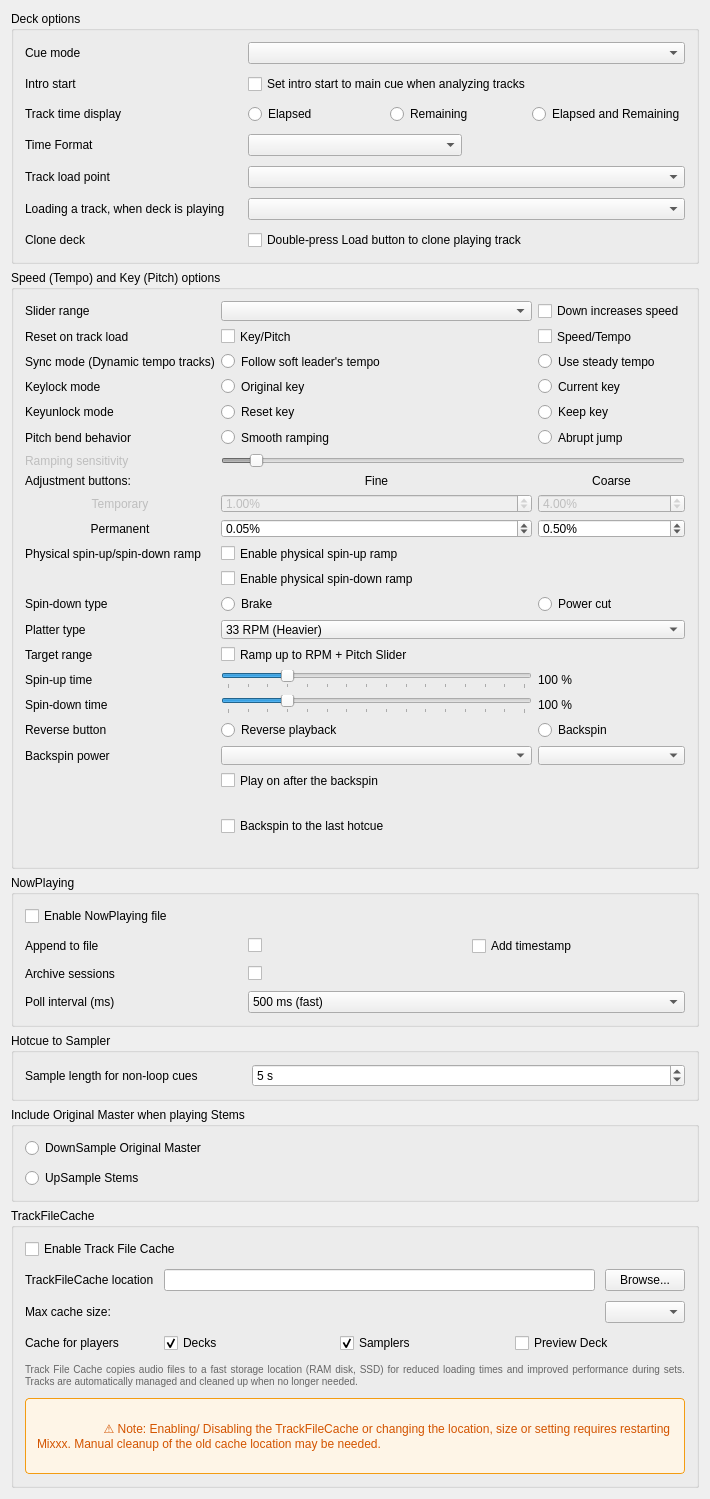
The window that src/preferences/dialog/dlgprefdeckdlg.ui (Eve00000/mixxx) describes before a commit, drawn with Qt 5.
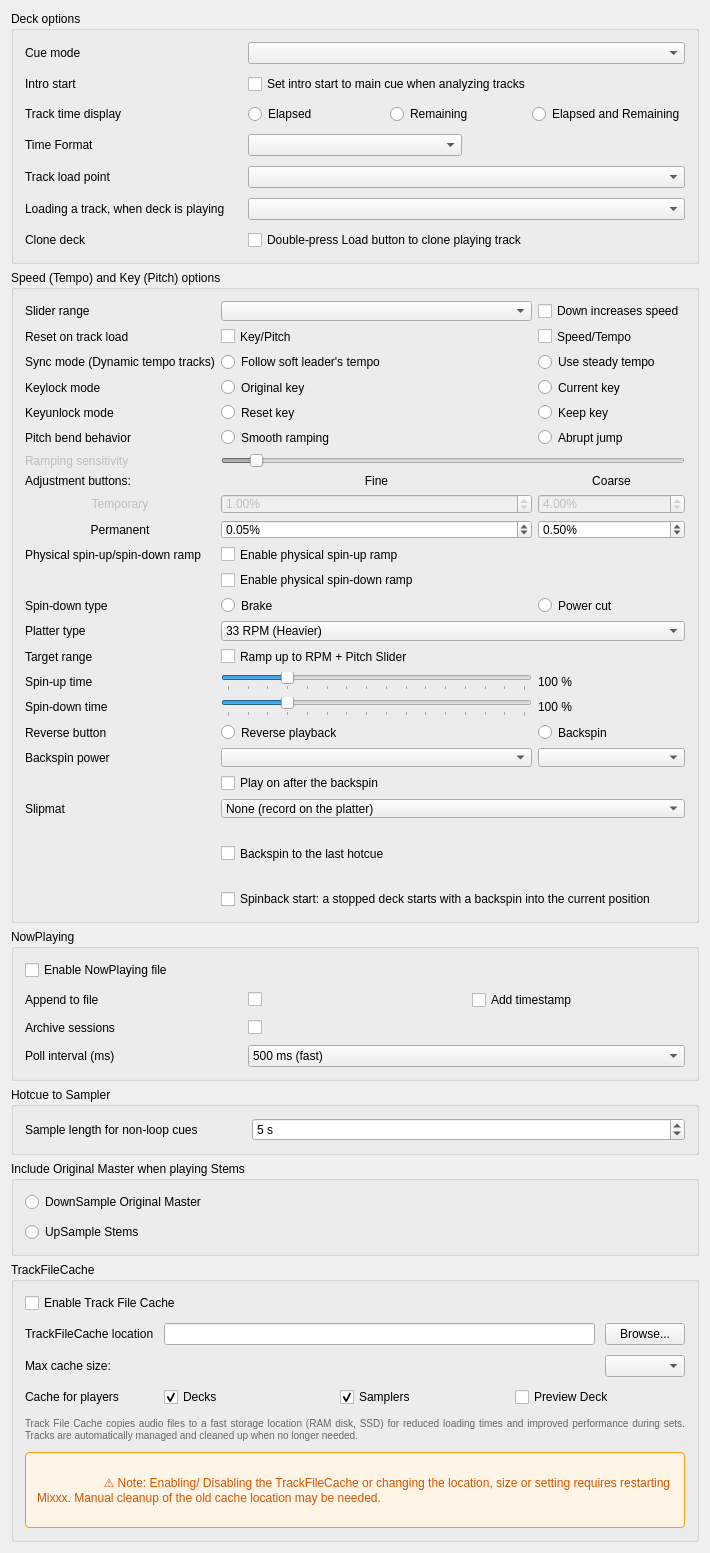
The same window after the commit.

Commit message: add slipmats for spinback + start with backspin

The edit to the form file:
```diff
--- a/src/preferences/dialog/dlgprefdeckdlg.ui
+++ b/src/preferences/dialog/dlgprefdeckdlg.ui
@@ -923,14 +923,49 @@
                     </property>
                   </widget>
                 </item>
+                <item row="22" column="0">
+                  <widget class="QLabel" name="labelBackspinSlipmat">
+                    <property name="text">
+                      <string>Slipmat</string>
+                    </property>
+                    <property name="buddy">
+                      <cstring>comboBoxBackspinSlipmat</cstring>
+                    </property>
+                  </widget>
+                </item>
                 <item row="22" column="1" colspan="2">
-                  <widget class="QLabel" name="labelBackspinValue">
-                    <property name="wordWrap">
-                      <bool>true</bool>
+                  <widget class="QComboBox" name="comboBoxBackspinSlipmat">
+                    <property name="toolTip">
+                      <string>
+                        None: the record lies on the platter, the backspin turns the heavy platter as well.
+                        Felt or plastic slipmat: only the light record is flicked, the platter keeps turning. Without the motor the slip friction stops the record quickly; with the motor on the record catches up with the turning platter in 50 % (felt) or 15 % (plastic) of the spin-up time of the motor.
+                      </string>
                     </property>
+                    <item>
+                      <property name="text">
+                        <string>None (record on the platter)</string>
+                      </property>
+                    </item>
+                    <item>
+                      <property name="text">
+                        <string>Felt</string>
+                      </property>
+                    </item>
+                    <item>
+                      <property name="text">
+                        <string>Plastic</string>
+                      </property>
+                    </item>
                   </widget>
                 </item>
                 <item row="23" column="1" colspan="2">
+                  <widget class="QLabel" name="labelBackspinValue">
+                    <property name="wordWrap">
+                      <bool>true</bool>
+                    </property>
+                  </widget>
+                </item>
+                <item row="24" column="1" colspan="2">
                   <widget class="QCheckBox" name="checkBoxBackspinToHotcue">
                     <property name="toolTip">
                       <string>
@@ -943,13 +978,27 @@
                     </property>
                   </widget>
                 </item>
-                <item row="24" column="1" colspan="2">
+                <item row="25" column="1" colspan="2">
                   <widget class="QLabel" name="labelBackspinToHotcueValue">
                     <property name="wordWrap">
                       <bool>true</bool>
                     </property>
                   </widget>
                 </item>
+                <item row="26" column="1" colspan="2">
+                  <widget class="QCheckBox" name="checkBoxBackspinStart">
+                    <property name="toolTip">
+                      <string>
+                        On a stopped deck, the reverse button starts the track with a backspin: it reaches full speed exactly at the current position, e.g. a cue or hotcue.
+                        The backspin starts the distance shown in the backspin info above after that position (backspin power, platter type, spin-up and slipmat), the jump there is silent.
+                        A playing deck is not affected, "Play on after the backspin" applies there.
+                      </string>
+                    </property>
+                    <property name="text">
+                      <string>Spinback start: a stopped deck starts with a backspin into the current position</string>
+                    </property>
+                  </widget>
+                </item>
               </layout>
             </item>
           </layout>
```
Left out of the diff: 1 changed line with no effect on the pictures. The commit also changes 4 other files.
